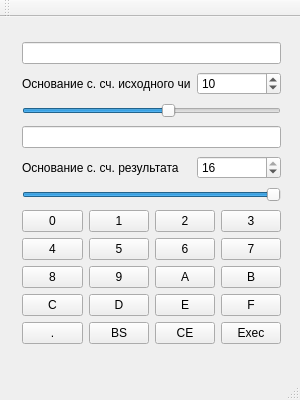
LetsOffBrains/STP2, file Converter/mainwindow.ui: the form before one commit.
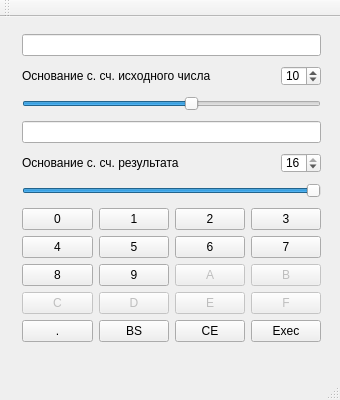
The form after the commit.

Commit message:
added buttons functionality except "Exec"
signal - slot connection done
TODO:
-"Exec" functionality
-"History" probably should be accesible from interface

Diff of the .ui file:
```diff
--- a/Converter/mainwindow.ui
+++ b/Converter/mainwindow.ui
@@ -6,19 +6,19 @@
    <rect>
     <x>0</x>
     <y>0</y>
-    <width>300</width>
+    <width>340</width>
     <height>400</height>
    </rect>
   </property>
   <property name="minimumSize">
    <size>
-    <width>300</width>
+    <width>340</width>
     <height>400</height>
    </size>
   </property>
   <property name="maximumSize">
    <size>
-    <width>300</width>
+    <width>340</width>
     <height>400</height>
    </size>
   </property>
@@ -30,32 +30,22 @@
     <property name="geometry">
      <rect>
       <x>11</x>
-      <y>12</y>
-      <width>281</width>
-      <height>331</height>
+      <y>2</y>
+      <width>321</width>
+      <height>341</height>
      </rect>
     </property>
-    <layout class="QGridLayout" name="gridLayout_2">
-     <item row="1" column="2">
-      <widget class="QSpinBox" name="sbFrom">
-       <property name="minimum">
-        <number>2</number>
-       </property>
-       <property name="maximum">
-        <number>16</number>
-       </property>
-       <property name="value">
-        <number>10</number>
-       </property>
-      </widget>
-     </item>
+    <layout class="QGridLayout" name="glAll">
      <item row="6" column="0" colspan="3">
-      <layout class="QGridLayout" name="gridLayout">
+      <layout class="QGridLayout" name="glButtons">
        <item row="0" column="0">
         <widget class="QPushButton" name="pb0">
          <property name="text">
           <string>0</string>
          </property>
+         <property name="checkable">
+          <bool>false</bool>
+         </property>
         </widget>
        </item>
        <item row="0" column="1">
@@ -123,6 +113,9 @@
        </item>
        <item row="2" column="2">
         <widget class="QPushButton" name="pbA">
+         <property name="enabled">
+          <bool>false</bool>
+         </property>
          <property name="text">
           <string>A</string>
          </property>
@@ -130,6 +123,9 @@
        </item>
        <item row="2" column="3">
         <widget class="QPushButton" name="pbB">
+         <property name="enabled">
+          <bool>false</bool>
+         </property>
          <property name="text">
           <string>B</string>
          </property>
@@ -137,6 +133,9 @@
        </item>
        <item row="3" column="0">
         <widget class="QPushButton" name="pbC">
+         <property name="enabled">
+          <bool>false</bool>
+         </property>
          <property name="text">
           <string>C</string>
          </property>
@@ -144,6 +143,9 @@
        </item>
        <item row="3" column="1">
         <widget class="QPushButton" name="pbD">
+         <property name="enabled">
+          <bool>false</bool>
+         </property>
          <property name="text">
           <string>D</string>
          </property>
@@ -151,6 +153,9 @@
        </item>
        <item row="3" column="2">
         <widget class="QPushButton" name="pbE">
+         <property name="enabled">
+          <bool>false</bool>
+         </property>
          <property name="text">
           <string>E</string>
          </property>
@@ -158,6 +163,9 @@
        </item>
        <item row="3" column="3">
         <widget class="QPushButton" name="pbF">
+         <property name="enabled">
+          <bool>false</bool>
+         </property>
          <property name="text">
           <string>F</string>
          </property>
@@ -193,13 +201,6 @@
        </item>
       </layout>
      </item>
-     <item row="1" column="0" colspan="2">
-      <widget class="QLabel" name="lFrom">
-       <property name="text">
-        <string>Основание с. сч. исходного числа</string>
-       </property>
-      </widget>
-     </item>
      <item row="2" column="0" colspan="3">
       <widget class="QSlider" name="hsFrom">
        <property name="minimum">
@@ -219,22 +220,50 @@
        </property>
       </widget>
      </item>
-     <item row="0" column="0" colspan="3">
-      <widget class="QLineEdit" name="leFrom">
-       <property name="clearButtonEnabled">
-        <bool>true</bool>
+     <item row="1" column="2">
+      <widget class="QSpinBox" name="sbFrom">
+       <property name="minimumSize">
+        <size>
+         <width>0</width>
+         <height>0</height>
+        </size>
+       </property>
+       <property name="maximumSize">
+        <size>
+         <width>40</width>
+         <height>20</height>
+        </size>
+       </property>
+       <property name="minimum">
+        <number>2</number>
+       </property>
+       <property name="maximum">
+        <number>16</number>
+       </property>
+       <property name="value">
+        <number>10</number>
+       </property>
+      </widget>
+     </item>
+     <item row="1" column="0" colspan="2">
+      <widget class="QLabel" name="lFrom">
+       <property name="text">
+        <string>Основание с. сч. исходного числа</string>
        </property>
       </widget>
      </item>
      <item row="3" column="0" colspan="3">
       <widget class="QLineEdit" name="leTo">
-       <property name="clearButtonEnabled">
+       <property name="readOnly">
         <bool>true</bool>
        </property>
+       <property name="clearButtonEnabled">
+        <bool>false</bool>
+       </property>
       </widget>
      </item>
-     <item row="4" column="2">
-      <widget class="QSpinBox" name="sbTo">
+     <item row="5" column="0" colspan="3">
+      <widget class="QSlider" name="hsTo">
        <property name="minimum">
         <number>2</number>
        </property>
@@ -244,6 +273,9 @@
        <property name="value">
         <number>16</number>
        </property>
+       <property name="orientation">
+        <enum>Qt::Horizontal</enum>
+       </property>
       </widget>
      </item>
      <item row="4" column="0" colspan="2">
@@ -253,8 +285,14 @@
        </property>
       </widget>
      </item>
-     <item row="5" column="0" colspan="3">
-      <widget class="QSlider" name="hsTo">
+     <item row="4" column="2">
+      <widget class="QSpinBox" name="sbTo">
+       <property name="maximumSize">
+        <size>
+         <width>40</width>
+         <height>20</height>
+        </size>
+       </property>
        <property name="minimum">
         <number>2</number>
        </property>
@@ -264,8 +302,12 @@
        <property name="value">
         <number>16</number>
        </property>
-       <property name="orientation">
-        <enum>Qt::Horizontal</enum>
+      </widget>
+     </item>
+     <item row="0" column="0" colspan="3">
+      <widget class="QLineEdit" name="leFrom">
+       <property name="clearButtonEnabled">
+        <bool>true</bool>
        </property>
       </widget>
      </item>
```
Left out of the diff: 71 changed lines with no effect on the pictures. The commit also changes 2 other files.
